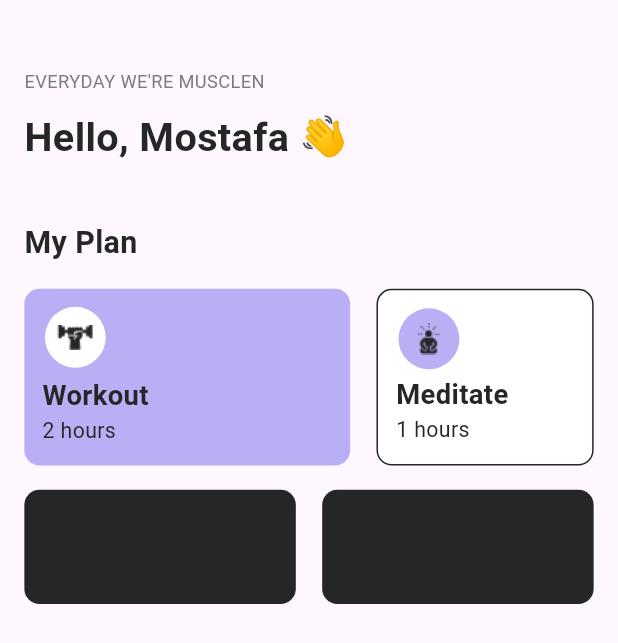
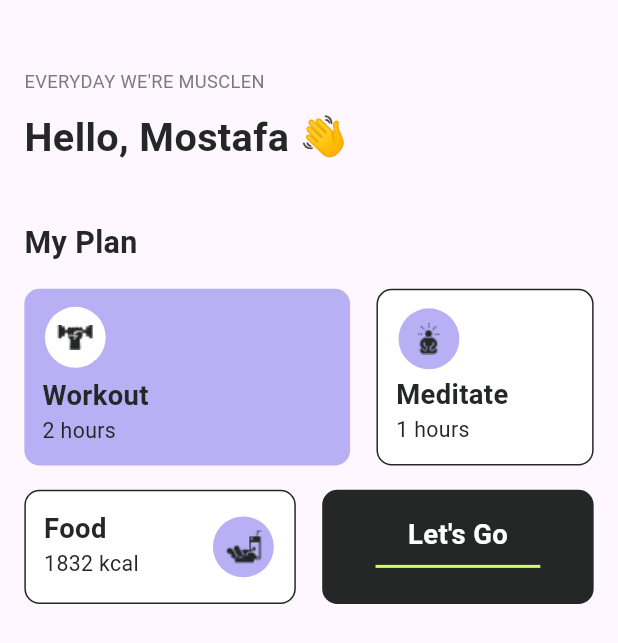
Before and after one commit to mostafaramadanhamed/fit_sphare, a Flutter app: the HomeScreen screen opened by its route, on a phone screen of 412 x 824 dp. Shown: the top 643 px of the screen. Run offline on Flutter 3.47's test engine with Material 3 defaults, Android fonts, the phone set to English and light mode, and no system bars; our stand-ins replace flutter_screenutil.

Commit message:
- added food card

```diff
--- a/lib/features/home/ui/home_screen.dart
+++ b/lib/features/home/ui/home_screen.dart
@@ -49,19 +49,18 @@ class HomeScreen extends StatelessWidget {
                         height: 40.h,
                         width: 40.w,
                         decoration: const BoxDecoration(
-                          color: Colors.white,
+                            color: Colors.white,
                             shape: BoxShape.circle,
                             image: DecorationImage(
                                 image: AssetImage(
                               'assets/images/workout.png',
                             ))),
                       ),
-                     6.ph,
+                      6.ph,
                       Text(
                         'Workout',
                         style: TextStyles.font18LightBlackBold,
                       ),
-
                       Text(
                         '2 hours',
                         style: TextStyles.font14LightBlackReguler,
@@ -76,7 +75,7 @@ class HomeScreen extends StatelessWidget {
                 child: Container(
                   alignment: AlignmentDirectional.centerStart,
                   height: 116.h,
-                    padding: const EdgeInsets.all(12),
+                  padding: const EdgeInsets.all(12),
                   decoration: BoxDecoration(
                     color: Colors.white,
                     border: Border.all(color: ColorsManager.lightBlack),
@@ -89,19 +88,18 @@ class HomeScreen extends StatelessWidget {
                         height: 40.h,
                         width: 40.w,
                         decoration: const BoxDecoration(
-                          color: ColorsManager.lightPurple,
+                            color: ColorsManager.lightPurple,
                             shape: BoxShape.circle,
                             image: DecorationImage(
                                 image: AssetImage(
                               'assets/images/meditate.png',
                             ))),
-                      )  ,
+                      ),
                       4.ph,
                       Text(
                         'Meditate',
                         style: TextStyles.font18LightBlackBold,
                       ),
-
                       Text(
                         '1 hours',
                         style: TextStyles.font14LightBlackReguler,
@@ -117,9 +115,43 @@ class HomeScreen extends StatelessWidget {
             Expanded(
               child: Container(
                 height: 75.h,
+                alignment: AlignmentDirectional.centerStart,
+                padding: const EdgeInsets.all(12),
                 decoration: BoxDecoration(
-                  color: ColorsManager.lightBlack,
+                  color: Colors.white,
                   borderRadius: BorderRadius.circular(10.r),
+                  border: Border.all(color: ColorsManager.lightBlack),
+                ),
+                child: Row(
+                  children: [
+                    Column(
+                      crossAxisAlignment: CrossAxisAlignment.start,
+                      children: [
+                        Text(
+                          "Food",
+                          style: TextStyles.font18LightBlackBold,
+                        ),
+                        Text(
+                          "1832 kcal",
+                          style: TextStyles.font14LightBlackReguler,
+                        ),
+                      ],
+                    ),
+                    const Spacer(),
+                    Container(
+                      height: 40.h,
+                      width: 40.w,
+                      decoration: const BoxDecoration(
+                        shape: BoxShape.circle,
+                        color: ColorsManager.lightPurple,
+                        image: DecorationImage(
+                          image: AssetImage(
+                            'assets/images/food.png',
+                          ),
+                        ),
+                      ),
+                    ),
+                  ],
                 ),
               ),
             ),
@@ -131,6 +163,22 @@ class HomeScreen extends StatelessWidget {
                   color: ColorsManager.lightBlack,
                   borderRadius: BorderRadius.circular(10.r),
                 ),
+                child: Column(
+                  mainAxisAlignment: MainAxisAlignment.center,
+                  children: [
+                    Text("Let's Go",
+                        style: TextStyles.font18LightBlackBold.copyWith(
+                          color: Colors.white,
+                        )),
+                    SizedBox(
+                      child: Divider(
+                        color: ColorsManager.lightGreenYellow,
+                        thickness: 2,
+                      ),
+                      width: 100.w,
+                    )
+                  ],
+                ),
               ),
             ),
           ])
```
Also changed, not shown: assets/images/food.png (added).
